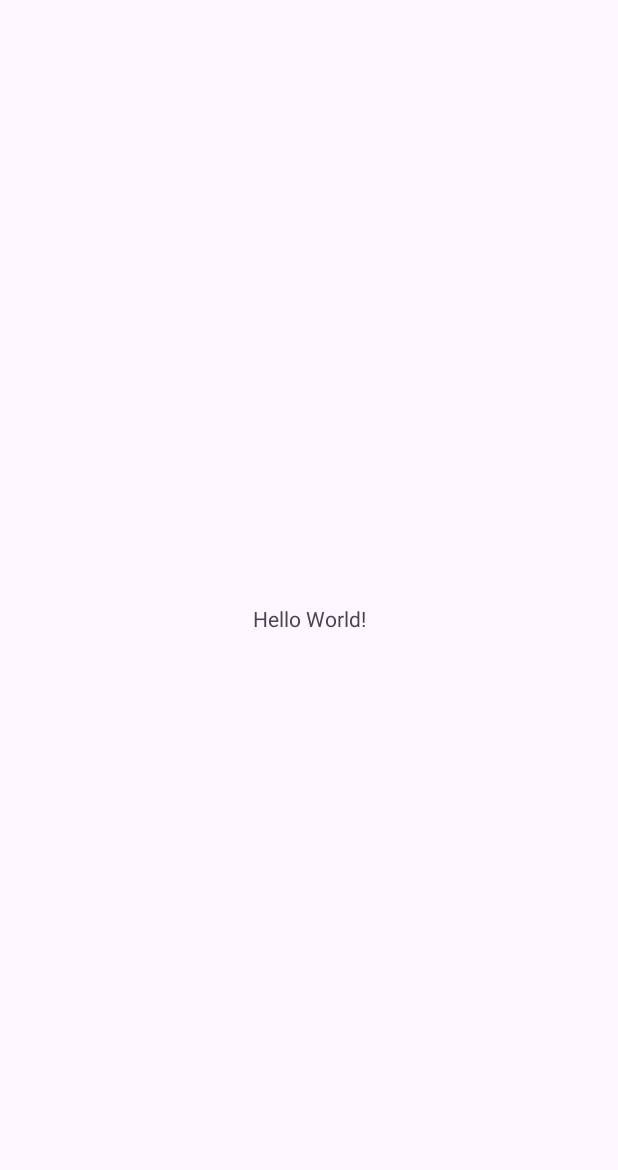
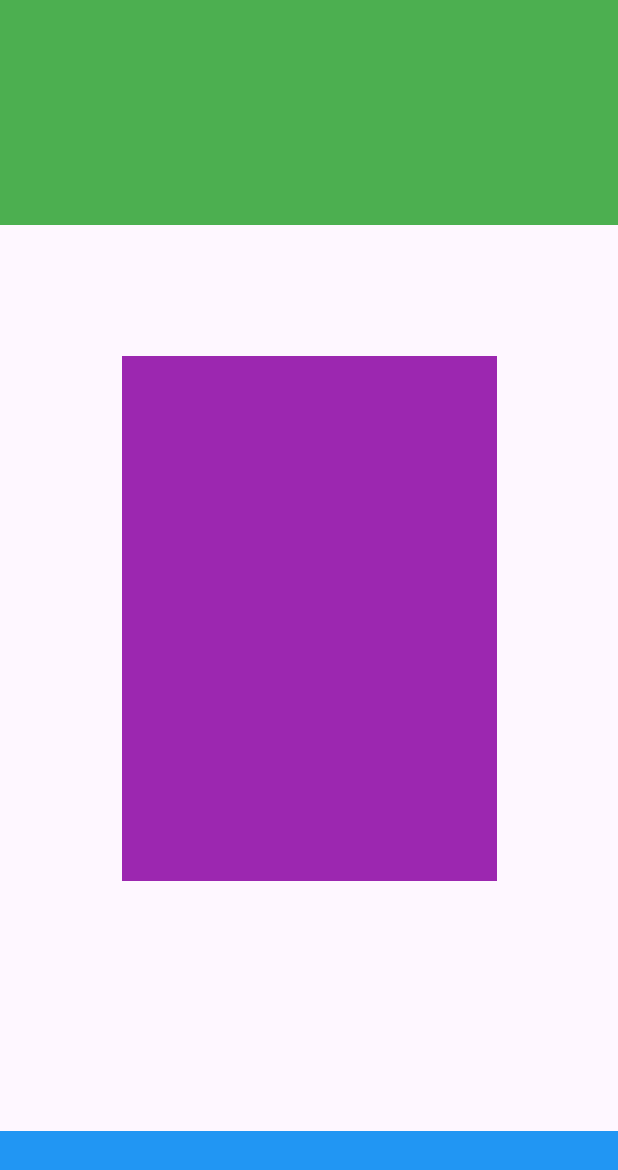
Before and after one commit to Egor846/VideoSearch, an Android app: the screen it shows after launch (MainActivity), on a phone screen of 412 x 824 dp. Before the commit the part shown is almost empty. Shown: the top 1170 px of the screen. Run offline under Robolectric (Android 15) with nearby library versions, the phone set to English and light mode, and no system bars.

Commit message:
CompletedHomeworkModule19

```diff
--- a/app/src/main/res/layout/activity_main.xml
+++ b/app/src/main/res/layout/activity_main.xml
@@ -7,13 +7,32 @@
     android:layout_height="match_parent"
     tools:context=".MainActivity">
 
-    <TextView
-        android:layout_width="wrap_content"
-        android:layout_height="wrap_content"
-        android:text="Hello World!"
+    <FrameLayout
+        android:layout_width="match_parent"
+        android:layout_height="150dp"
+        app:layout_constraintTop_toTopOf="parent"
+        android:background="#4CAF50"/>
+
+    <FrameLayout
+        android:layout_width="match_parent"
+        android:layout_height="70dp"
+        app:layout_constraintBottom_toBottomOf="parent"
+        android:background="#2196F3"/>
+
+
+    <LinearLayout
+        android:id="@+id/menu"
+        android:orientation="vertical"
+        android:layout_width="250dp"
+        android:layout_height="350dp"
+        android:background="#9C27B0"
         app:layout_constraintBottom_toBottomOf="parent"
         app:layout_constraintEnd_toEndOf="parent"
         app:layout_constraintStart_toStartOf="parent"
-        app:layout_constraintTop_toTopOf="parent" />
+        app:layout_constraintTop_toTopOf="parent" >
+
+
+    </LinearLayout>
+
 
 </androidx.constraintlayout.widget.ConstraintLayout>
```
